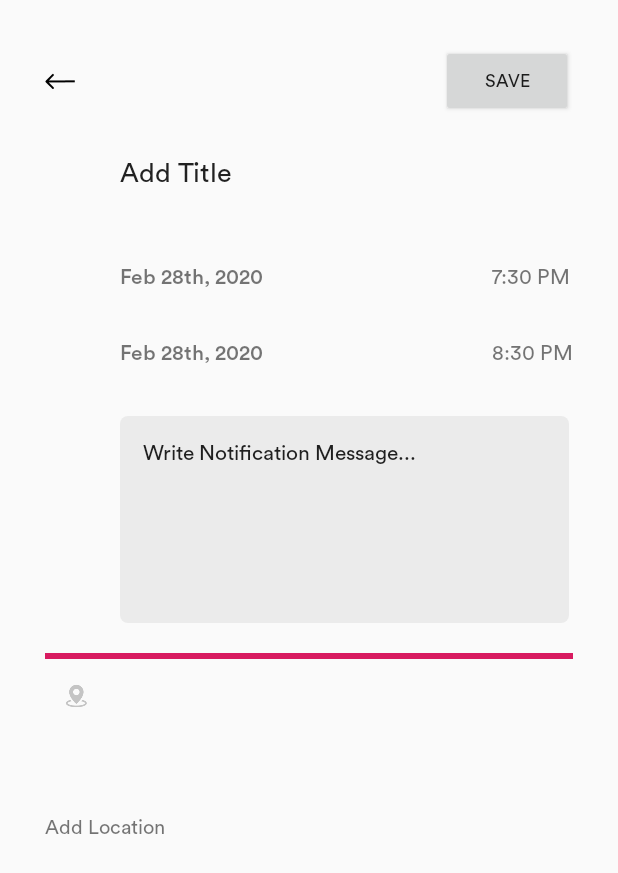
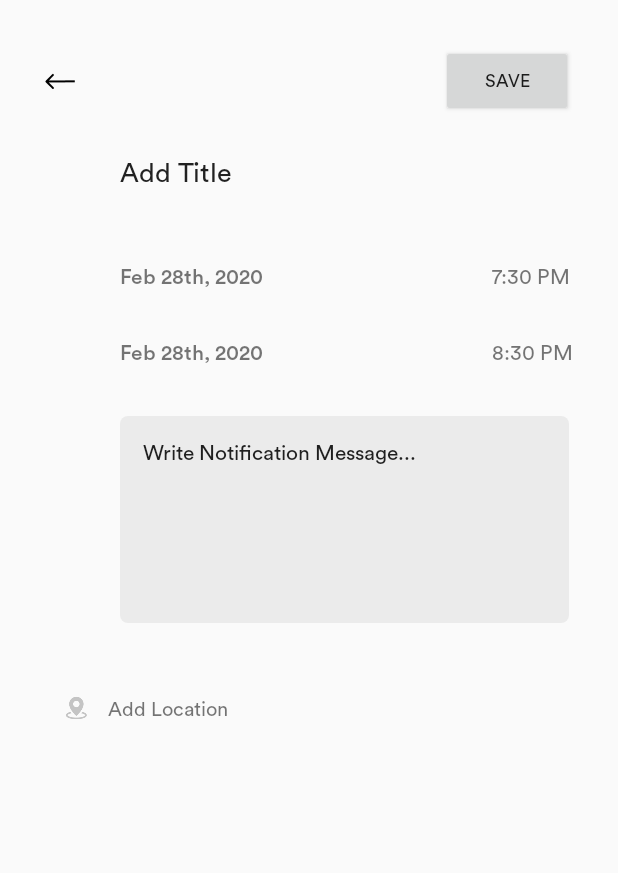
Before and after one commit to eathnma/Personable-Calendar, an Android app: the EditCalendar screen opened directly, with no data from a screen before it, on a phone screen of 412 x 824 dp. Shown: the top 873 px of the screen. Run offline under Robolectric (Android 15) with nearby library versions, the phone set to English and light mode, and no system bars.

Commit message:
Add Location, tried lines

```diff
--- a/app/src/main/res/layout/activity_edit_calendar.xml
+++ b/app/src/main/res/layout/activity_edit_calendar.xml
@@ -8,7 +8,9 @@
 
     <ScrollView
         android:layout_width="match_parent"
-        android:layout_height="match_parent">
+        android:layout_height="match_parent"
+        tools:layout_editor_absoluteX="16dp"
+        tools:layout_editor_absoluteY="-135dp">
 
         <androidx.gridlayout.widget.GridLayout
             android:layout_width="match_parent"
@@ -141,7 +143,7 @@
 
             <androidx.gridlayout.widget.GridLayout
                 android:layout_width="match_parent"
-                android:layout_height="178dp"
+                android:layout_height="73dp"
                 android:layout_marginTop="20dp"
                 app:layout_column="0"
                 app:layout_row="4">
@@ -153,16 +155,9 @@
                     android:fontFamily="@font/circular_book"
                     android:text="Add Location"
                     android:textSize="13sp"
-                    app:layout_column="0"
+                    app:layout_column="1"
                     app:layout_gravity="center_vertical"
-                    app:layout_row="3" />
-
-                <View
-                    android:layout_width="match_parent"
-                    android:layout_height="4dp"
-                    android:background="@color/colorAccent"
-                    app:layout_column="0"
-                    app:layout_row="1" />
+                    app:layout_row="0" />
 
                 <ImageView
                     android:id="@+id/imageView2"
@@ -171,7 +166,7 @@
                     android:layout_margin="12dp"
                     app:layout_column="0"
                     app:layout_gravity="center_vertical"
-                    app:layout_row="2"
+                    app:layout_row="0"
                     app:srcCompat="@drawable/location_icon" />
 
             </androidx.gridlayout.widget.GridLayout>
```
